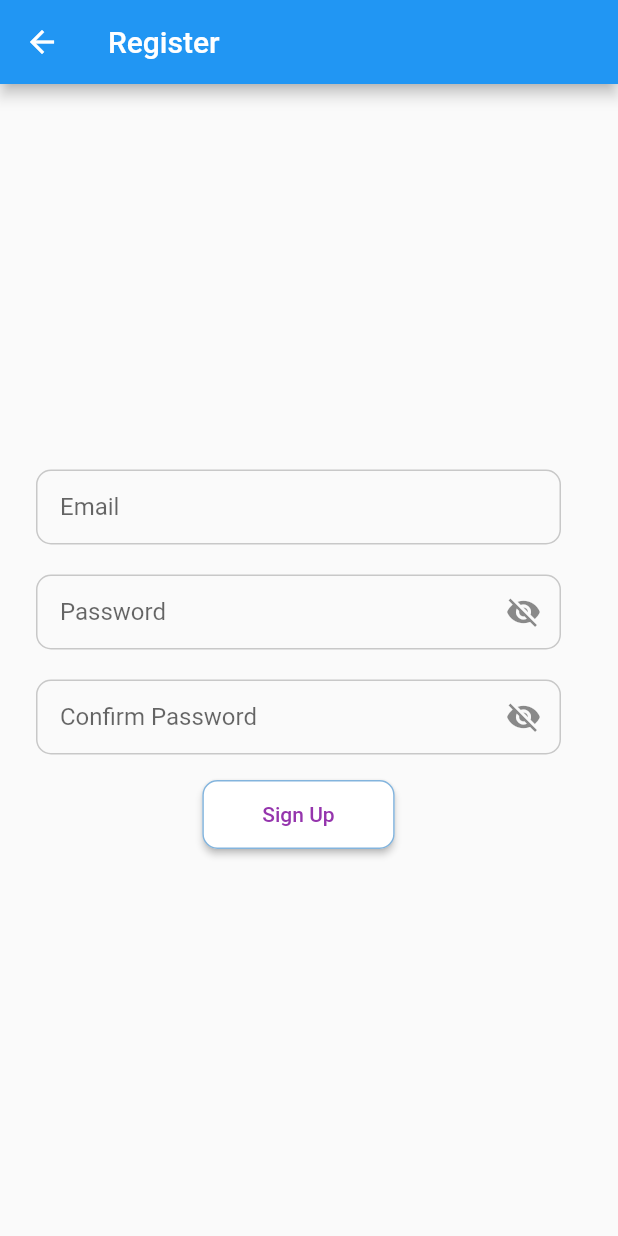
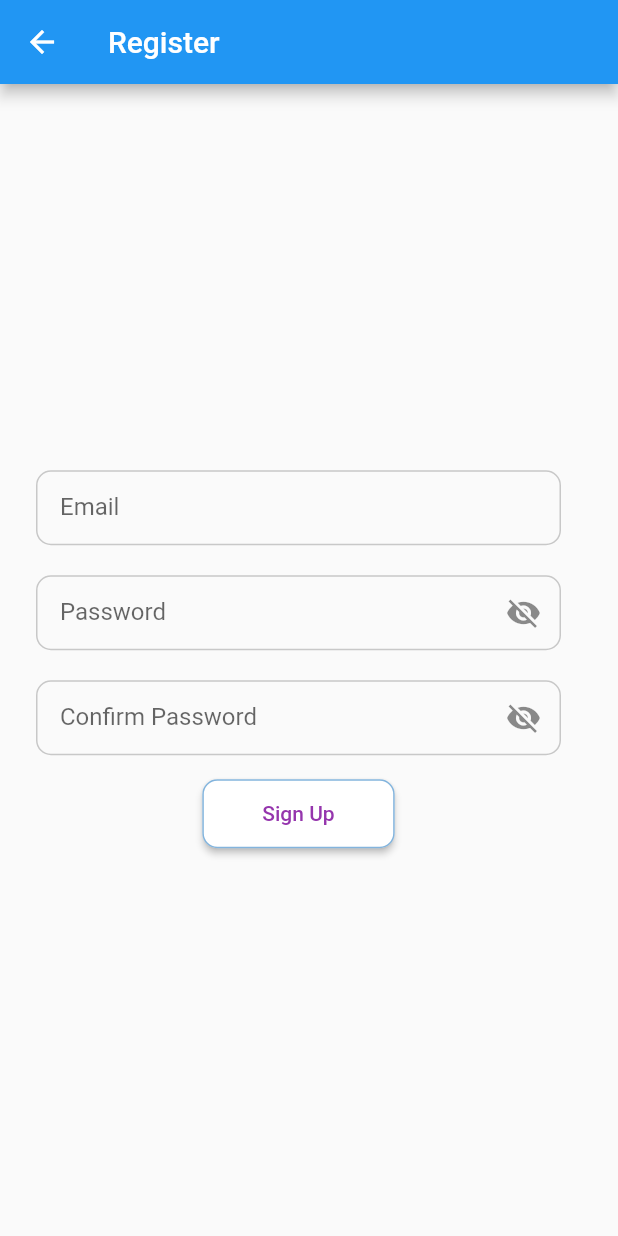
Before and after one commit to George535220173/UAS_E-MONEY, a Flutter app: the RegisterPage screen opened directly, on a phone screen of 412 x 824 dp. Run offline on Flutter 3.47's test engine with Material 2 defaults, Android fonts, the phone set to English and light mode, and no system bars; our stand-ins replace firebase_auth; accounts and stored records are empty; network calls fail.

Commit message:
Update register.dart

```diff
--- a/lib/registerlogin/register.dart
+++ b/lib/registerlogin/register.dart
@@ -105,7 +105,7 @@ class _RegisterPageState extends State<RegisterPage> {
                 ),
               ),
             ),
-            SizedBox(height: 16),
+            SizedBox(height: 15),
 
             // Sign Up Button
 // Sign Up Button
```
